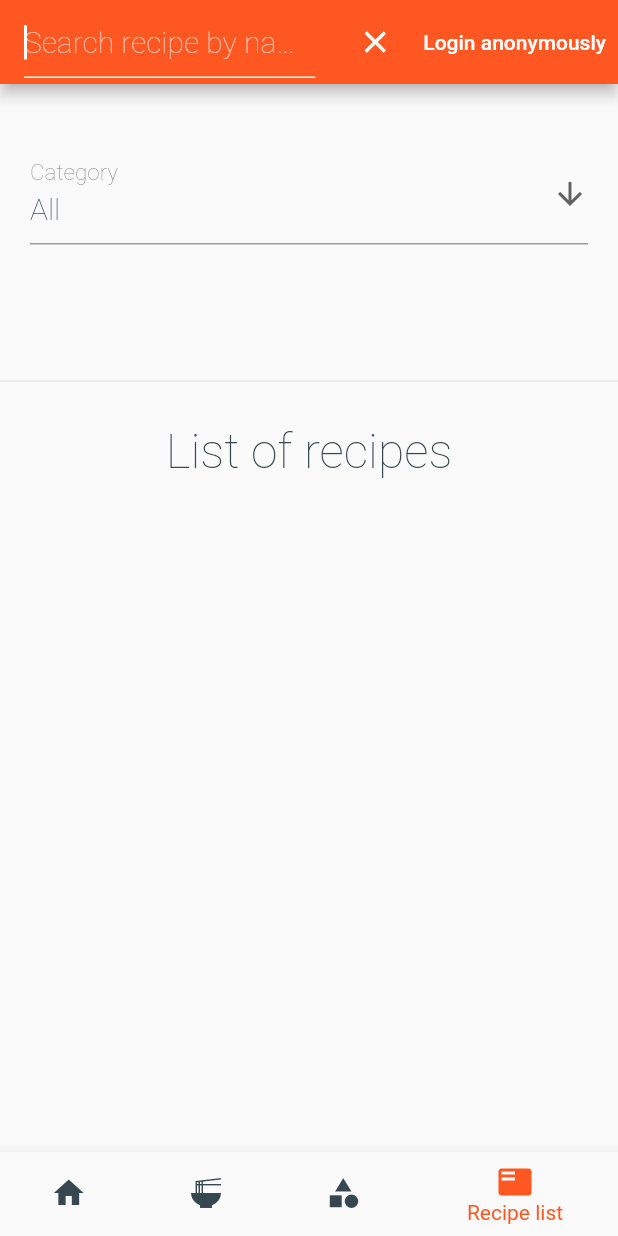
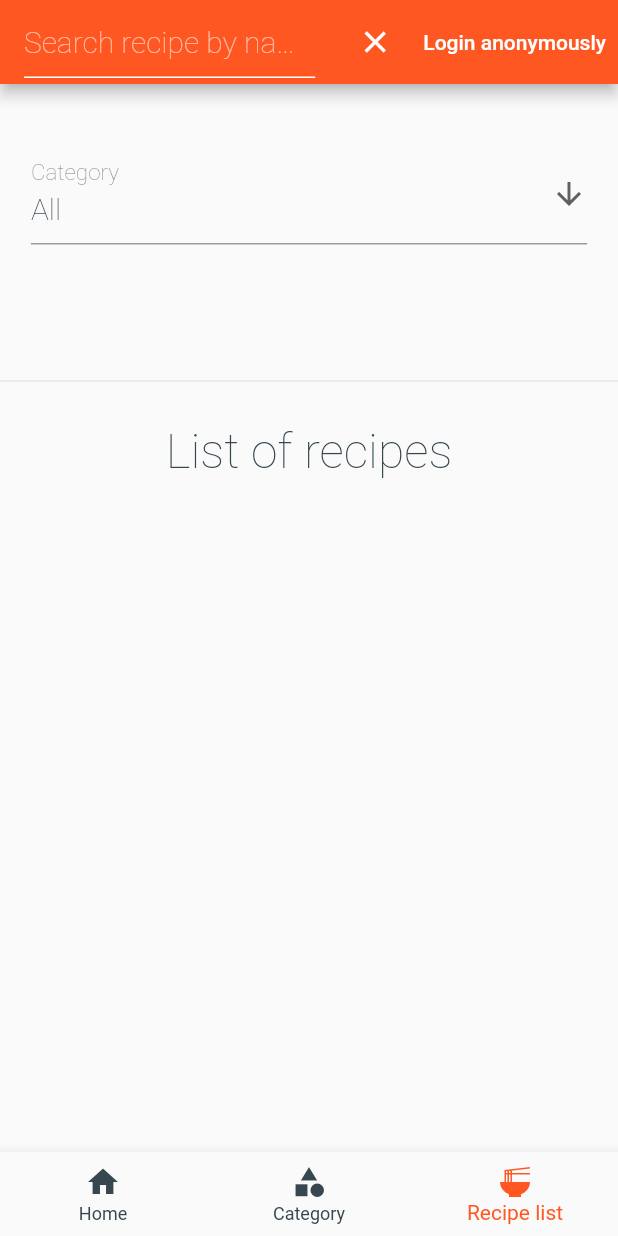
Before and after one commit to mussebekabil/dad-recipe-app, a Flutter app: the screen it shows after launch, item 2 of the bottom bar chosen, after a tap on the "search" icon, on a phone screen of 412 x 824 dp. Run offline on Flutter 3.47's test engine with Material 2 defaults, Android fonts, the phone set to English and light mode, and no system bars; our stand-ins replace cloud_firestore, firebase_auth, firebase_core, flutter_riverpod, fluttertoast, shared_preferences; accounts and stored records are empty.

Commit message:
responsive layout, toaster message and featured recipe

```diff
--- a/lib/main.dart
+++ b/lib/main.dart
@@ -3,6 +3,7 @@ import 'package:flutter_riverpod/flutter_riverpod.dart';
 import 'package:firebase_core/firebase_core.dart';
 import 'package:shared_preferences/shared_preferences.dart';
 import 'package:cloud_firestore/cloud_firestore.dart';
+import 'package:fluttertoast/fluttertoast.dart';
 
 import 'firebase_options.dart';
 import 'widgets/recipe_app.dart';
@@ -20,6 +21,7 @@ main() async {
       ],
       child: MaterialApp(
         home: const RecipeApp(),
+        builder: FToastBuilder(),
         theme: ThemeData(
           colorScheme: ColorScheme.fromSwatch(primarySwatch: Colors.deepOrange),
           textTheme: const TextTheme(
--- a/lib/pages/categories_list.dart
+++ b/lib/pages/categories_list.dart
@@ -15,13 +15,14 @@ class CategoryListScreen extends ConsumerWidget {
     AsyncValue<List<Category>> futureCategories =
         ref.watch(categoriesFutureProvider);
     final container = MediaQuery.of(context).size;
-    final axisCount = container.width < Breakpoints.md
-        ? 1
-        : container.width < Breakpoints.xl
-            ? 2
-            : 3;
+    double sideMargin = container.width < Breakpoints.md
+        ? container.width * 0.05
+        : container.width * 0.15;
+    final axisCount = container.width < Breakpoints.lg ? 1 : 2;
     return futureCategories.when(
-      loading: () => const CircularProgressIndicator(),
+      loading: () => const Center(
+          child: SizedBox(
+              height: 150, width: 150, child: CircularProgressIndicator())),
       error: (err, stack) => Text('Error: $err'),
       data: (categories) {
         return Column(children: <Widget>[
@@ -34,14 +35,20 @@ class CategoryListScreen extends ConsumerWidget {
           const SizedBox(height: 20),
           Expanded(
               child: GridView.builder(
+                  padding: EdgeInsets.fromLTRB(sideMargin, 0, sideMargin, 0),
                   itemCount: categories.length,
                   gridDelegate: SliverGridDelegateWithFixedCrossAxisCount(
                     crossAxisCount: axisCount,
                   ),
                   itemBuilder: (context, index) {
                     final category = categories[index];
+                    bool evenIndex = index % 2 == 0;
+
                     return Card(
-                        margin: const EdgeInsets.all(50.0),
+                        margin: container.width < Breakpoints.lg
+                            ? const EdgeInsets.fromLTRB(0, 25, 0, 25)
+                            : EdgeInsets.fromLTRB(
+                                evenIndex ? 0 : 25, 25, evenIndex ? 25 : 0, 25),
                         child: InkWell(
                           onTap: () {
                             ref
@@ -49,7 +56,7 @@ class CategoryListScreen extends ConsumerWidget {
                                 .setSelectedCategory(category);
                             ref
                                 .read(selectedIndexProvider.notifier)
-                                .setSelectedIndex(3);
+                                .setSelectedIndex(2);
                           },
                           child: Column(
                             crossAxisAlignment: CrossAxisAlignment.start,
--- a/lib/pages/home.dart
+++ b/lib/pages/home.dart
@@ -1,9 +1,12 @@
 import 'package:dad_recipe_app/models/category.dart';
+import 'package:dad_recipe_app/pages/featured_recipe.dart';
 import 'package:flutter/material.dart';
 import 'package:flutter_riverpod/flutter_riverpod.dart';
 
+import '../models/recipe.dart';
 import '../providers/category.dart';
 import '../providers/navigation.dart';
+import '../providers/recipe.dart';
 import '../utils/breakpoints.dart';
 import './recipe.dart';
 import '../utils/string_extension.dart';
@@ -19,18 +22,19 @@ class HomeScreen extends ConsumerWidget {
             child: InkWell(
           onTap: () {
             ref.read(categoryProvider.notifier).setSelectedCategory(category);
-            ref.read(selectedIndexProvider.notifier).setSelectedIndex(3);
+            ref.read(selectedIndexProvider.notifier).setSelectedIndex(2);
           },
           child: ListTile(
+            mouseCursor: MouseCursor.defer,
+            contentPadding: const EdgeInsets.all(0),
             title: Row(children: [
               SizedBox(
                   width: container.width < Breakpoints.xl ? 250 : 300,
-                  height: 145,
+                  height: 245,
                   child: const Placeholder()),
               const SizedBox(width: 20),
               Text(category.name.capitalize())
             ]),
-            trailing: const Icon(Icons.favorite),
           ),
         )))));
   }
@@ -40,15 +44,18 @@ class HomeScreen extends ConsumerWidget {
     AsyncValue<List<Category>> futureCategories =
         ref.watch(categoriesFutureProvider);
     final container = MediaQuery.of(context).size;
-    double sideMargin = container.width < Breakpoints.md ? 50 : 100;
+    double sideMargin = container.width < Breakpoints.md
+        ? container.width * 0.05
+        : container.width * 0.15;
+
     return futureCategories.when(
-      loading: () => const CircularProgressIndicator(),
+      loading: () => const SizedBox.shrink(),
       error: (err, stack) => Text('Error: $err'),
       data: (categories) {
         return SingleChildScrollView(
             child: Column(
           children: [
-            const SizedBox(height: 20),
+            const SizedBox(height: 50),
             const Text("Featured categories",
                 style: TextStyle(
                     fontSize: 32,
@@ -56,21 +63,34 @@ class HomeScreen extends ConsumerWidget {
                     color: Color.fromRGBO(55, 71, 79, 1))),
             const SizedBox(height: 20),
             SizedBox(
-                height: 200,
+                height: 300,
                 child: Container(
                     margin: EdgeInsets.fromLTRB(sideMargin, 20, sideMargin, 20),
                     child: ListView(
                         scrollDirection: Axis.horizontal,
                         children: ctgCards(categories, ref, container)))),
             const SizedBox(height: 20),
+            ElevatedButton(
+              onPressed: () =>
+                  ref.read(selectedIndexProvider.notifier).setSelectedIndex(1),
+              child: Container(
+                  padding: const EdgeInsets.all(10),
+                  child: const Text('See all categories',
+                      style: TextStyle(
+                        fontWeight: FontWeight.w200,
+                        color: Colors.white,
+                        fontSize: 20,
+                      ))),
+            ),
+            const SizedBox(height: 50),
             const Divider(),
-            const SizedBox(height: 20),
+            const SizedBox(height: 50),
             const Text("Recipe of the day",
                 style: TextStyle(
                     fontSize: 32,
                     fontWeight: FontWeight.w200,
                     color: Color.fromRGBO(55, 71, 79, 1))),
-            const RecipeScreen(),
+            const FeaturedRecipeScreen()
           ],
         ));
       },
--- a/lib/pages/recipes_list.dart
+++ b/lib/pages/recipes_list.dart
@@ -5,9 +5,9 @@ import 'package:collection/collection.dart';
 import 'package:flutter_riverpod/flutter_riverpod.dart';
 import '../models/category.dart';
 import '../providers/category.dart';
-import '../providers/navigation.dart';
 import '../providers/recipe.dart';
 import '../utils/breakpoints.dart';
+import 'recipe.dart';
 
 class RecipesListScreen extends ConsumerStatefulWidget {
   const RecipesListScreen({super.key});
@@ -67,9 +67,10 @@ class _RecipesListState extends ConsumerState<RecipesListScreen> {
               child: ListTile(
                   title: Text(recipe.name),
                   onTap: () {
-                    ref
-                        .read(selectedIndexProvider.notifier)
-                        .setSelectedIndex(4);
+                    Navigator.push(
+                        context,
+                        MaterialPageRoute(
+                            builder: (context) => RecipeScreen(recipe, false)));
                   },
                   hoverColor: Colors.white,
                   trailing: Row(mainAxisSize: MainAxisSize.min, children: [
@@ -90,15 +91,21 @@ class _RecipesListState extends ConsumerState<RecipesListScreen> {
         ref.watch(categoriesFutureProvider);
     AsyncValue<List<Recipe>> futureRecipes = ref.watch(recipesFutureProvider);
     final container = MediaQuery.of(context).size;
-    double sideMargin = container.width < Breakpoints.md ? 20 : 100;
+    double sideMargin = container.width < Breakpoints.md
+        ? container.width * 0.05
+        : container.width * 0.15;
     return futureCategories.when(
-        loading: () => const CircularProgressIndicator(),
+        loading: () => const SizedBox.shrink(),
         error: (err, stack) => Text('Error: $err'),
         data: (categories) {
           final ctg = ref.read(categoryProvider);
           selectedCtgId = ctg == null ? "" : ctg.id;
           return futureRecipes.when(
-              loading: () => const CircularProgressIndicator(),
+              loading: () => const Center(
+                  child: SizedBox(
+                      height: 150,
+                      width: 150,
+                      child: CircularProgressIndicator())),
               error: (err, stack) => Text('Error: $err'),
               data: (recipes) {
                 return Column(
--- a/lib/widgets/recipe_app.dart
+++ b/lib/widgets/recipe_app.dart
@@ -22,14 +22,13 @@ class RecipeApp extends ConsumerStatefulWidget {
 
 class _RecipeAppState extends ConsumerState<RecipeApp> {
   late bool _searchBoolean = false;
-  static const List<Widget> _widgetOptions = <Widget>[
-    HomeScreen(),
-    RecipeForm(),
-    CategoryListScreen(),
-    RecipesListScreen(),
-    RecipeScreen()
+
+  final List<GlobalKey<NavigatorState>> _navigatorKeys = [
+    GlobalKey<NavigatorState>(),
+    GlobalKey<NavigatorState>(),
+    GlobalKey<NavigatorState>(),
+    GlobalKey<NavigatorState>()
   ];
-
   Widget _searchTextField() => TextField(
         onChanged: (String s) =>
             ref.watch(searchProvider.notifier).setSearchKeys(s),
@@ -53,6 +52,64 @@ class _RecipeAppState extends ConsumerState<RecipeApp> {
         ),
       );
 
+  List<BottomNavigationBarItem> getBottomItems(User? user) {
+    if (user != null) {
+      return const [
+        BottomNavigationBarItem(
+          icon: Icon(Icons.home),
+          label: 'Home',
+        ),
+        BottomNavigationBarItem(
+          icon: Icon(Icons.category),
+          label: 'Category',
+        ),
+        BottomNavigationBarItem(
+          icon: Icon(Icons.ramen_dining),
+          label: 'Recipe list',
+        ),
+        BottomNavigationBarItem(
+          icon: Icon(Icons.add_circle),
+          label: 'Add recipe',
+        )
+      ];
+    }
+
+    return const [
+      BottomNavigationBarItem(
+        icon: Icon(Icons.home),
+        label: 'Home',
+      ),
+      BottomNavigationBarItem(
+        icon: Icon(Icons.category),
+        label: 'Category',
+      ),
+      BottomNavigationBarItem(
+        icon: Icon(Icons.ramen_dining),
+        label: 'Recipe list',
+      ),
+    ];
+  }
+
+  Stack getBodyContent(User? user) {
+    if (user != null) {
+      return Stack(
+        children: [
+          _buildOffstageNavigator(0),
+          _buildOffstageNavigator(1),
+          _buildOffstageNavigator(2),
+          _buildOffstageNavigator(3),
+        ],
+      );
+    }
+    return Stack(
+      children: [
+        _buildOffstageNavigator(0),
+        _buildOffstageNavigator(1),
+        _buildOffstageNavigator(2),
+      ],
+    );
+  }
+
   @override
   Widget build(BuildContext context) {
     final selectedIndex = ref.watch(selectedIndexProvider);
@@ -60,14 +117,22 @@ class _RecipeAppState extends ConsumerState<RecipeApp> {
       foregroundColor: Theme.of(context).colorScheme.onPrimary,
     );
     final asyncUser = ref.watch(userProvider);
-    if (selectedIndex != 3) {
+    if (selectedIndex != 2) {
       ref.read(categoryProvider.notifier).setSelectedCategory(null);
       setState(() {
         _searchBoolean = false;
       });
     }
     return asyncUser.when(data: (user) {
-      return Scaffold(
+      return WillPopScope(
+          onWillPop: () async {
+            final isFirstRouteInCurrentTab =
+                !await _navigatorKeys[selectedIndex].currentState!.maybePop();
+
+            // let system handle back button if we're on the first route
+            return isFirstRouteInCurrentTab;
+          },
+          child: Scaffold(
             appBar: AppBar(
               title: !_searchBoolean
                   ? const Text('DAD Recipe App')
@@ -79,7 +144,7 @@ class _RecipeAppState extends ConsumerState<RecipeApp> {
                         onPressed: () {
                           ref
                               .read(selectedIndexProvider.notifier)
-                          .setSelectedIndex(3);
+                              .setSelectedIndex(2);
                           ref.watch(searchProvider.notifier).setSearchKeys("");
                           setState(() {
                             _searchBoolean = true;
@@ -123,50 +188,57 @@ class _RecipeAppState extends ConsumerState<RecipeApp> {
                   ref.refresh(recipesFutureProvider);
                   await ref.read(recipesFutureProvider.future);
                 },
-            child: Column(children: [
-              Expanded(
-                child: Center(child: _widgetOptions.elementAt(selectedIndex)),
-              ),
-              user == null
-                  ? const SizedBox.shrink()
-                  : IconButton(
-                      onPressed: (() {}),
-                      icon: const Icon(Icons.add_circle,
-                          semanticLabel: 'Add new recipe',
-                          size: 40.0,
-                          color: Color.fromRGBO(55, 71, 79, 1))),
-              const SizedBox(height: 20)
-            ])),
+                child: Stack(
+                  children: [
+                    _buildOffstageNavigator(0),
+                    _buildOffstageNavigator(1),
+                    _buildOffstageNavigator(2),
+                    _buildOffstageNavigator(3),
+                  ],
+                )),
             bottomNavigationBar: BottomNavigationBar(
-          items: const <BottomNavigationBarItem>[
-            BottomNavigationBarItem(
-              icon: Icon(Icons.home),
-              label: 'Home',
-            ),
-            BottomNavigationBarItem(
-              icon: Icon(Icons.ramen_dining),
-              label: 'Recipe',
-            ),
-            BottomNavigationBarItem(
-              icon: Icon(Icons.category),
-              label: 'Category',
-            ),
-            BottomNavigationBarItem(
-              icon: Icon(Icons.featured_play_list),
-              label: 'Recipe list',
-            ),
-          ],
+                items: getBottomItems(user),
                 currentIndex: selectedIndex > 3 ? 0 : selectedIndex,
                 selectedItemColor: Colors.deepOrange,
                 unselectedItemColor: const Color.fromRGBO(55, 71, 79, 1),
-          onTap: (int index) =>
-              ref.read(selectedIndexProvider.notifier).setSelectedIndex(index),
-        ),
-      );
+                onTap: (int index) => ref
+                    .read(selectedIndexProvider.notifier)
+                    .setSelectedIndex(index)),
+          ));
     }, error: (error, stackTrace) {
       return const Center(child: Text("Something went wrong.."));
     }, loading: () {
       return const Center(child: CircularProgressIndicator());
     });
   }
+
+  Map<String, WidgetBuilder> _routeBuilders(BuildContext context, int index) {
+    return {
+      '/': (context) {
+        return const [
+          HomeScreen(),
+          CategoryListScreen(),
+          RecipesListScreen(),
+          RecipeForm(),
+        ].elementAt(index);
+      },
+    };
   }
+
+  Widget _buildOffstageNavigator(int index) {
+    var routeBuilders = _routeBuilders(context, index);
+    final selectedIndex = ref.watch(selectedIndexProvider);
+
+    return Offstage(
+      offstage: selectedIndex != index,
+      child: Navigator(
+        key: _navigatorKeys[index],
+        onGenerateRoute: (routeSettings) {
+          return MaterialPageRoute(
+            builder: (context) => routeBuilders[routeSettings.name]!(context),
+          );
+        },
+      ),
+    );
+  }
+}
--- a/pubspec.yaml
+++ b/pubspec.yaml
@@ -44,6 +44,7 @@ dependencies:
   #uuid: ^3.0.7
   http: ^0.13.5
   firebase_auth: ^4.6.2
+  fluttertoast: ^8.2.2
 
 dev_dependencies:
   flutter_test:
```
Also changed, not shown: lib/pages/featured_recipe.dart (added, +63 -0 lines), lib/pages/recipe.dart (+22 -12 lines), lib/pages/recipe_form.dart (+27 -5 lines), pubspec.lock. Lines whose indentation alone changed are shown as unchanged.
